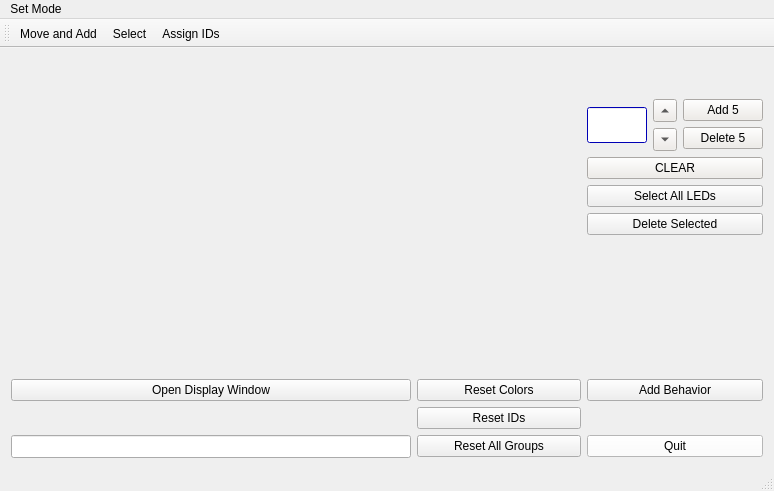
sonderswag/Modular-LED-HRI-, file GUI_Code/BlockTrial/mainwindow.ui: the form before one commit.
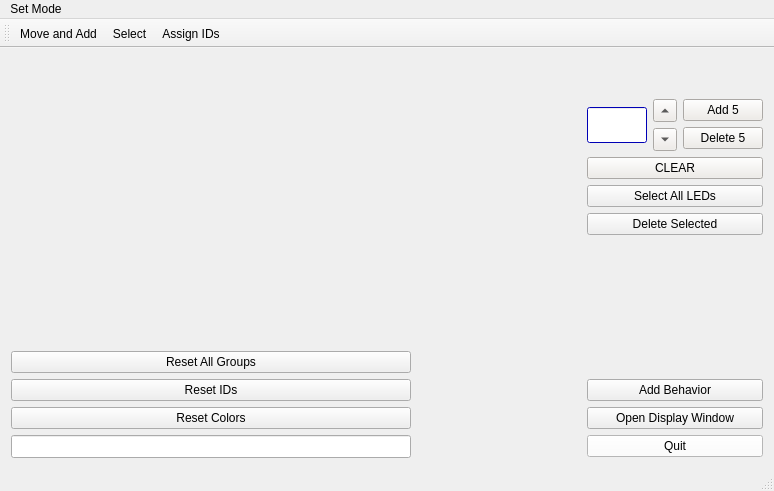
The form after the commit. Icons and pictures are not drawn.

Patch:
```diff
--- a/GUI_Code/BlockTrial/mainwindow.ui
+++ b/GUI_Code/BlockTrial/mainwindow.ui
@@ -15,10 +15,10 @@
   </property>
   <widget class="QWidget" name="centralWidget">
    <layout class="QGridLayout" name="gridLayout">
-    <item row="9" column="1">
-     <widget class="QPushButton" name="resetGroupsButton">
+    <item row="7" column="0">
+     <widget class="QPushButton" name="resetID">
       <property name="text">
-       <string>Reset All Groups</string>
+       <string>Reset IDs</string>
       </property>
      </widget>
     </item>
@@ -479,13 +479,6 @@
       </property>
      </widget>
     </item>
-    <item row="8" column="1">
-     <widget class="QPushButton" name="resetID">
-      <property name="text">
-       <string>Reset IDs</string>
-      </property>
-     </widget>
-    </item>
     <item row="3" column="2">
      <widget class="QPushButton" name="selectAllButton">
       <property name="text">
@@ -500,26 +493,6 @@
       </property>
      </widget>
     </item>
-    <item row="7" column="1">
-     <widget class="QPushButton" name="resetColor">
-      <property name="text">
-       <string>Reset Colors</string>
-      </property>
-     </widget>
-    </item>
-    <item row="7" column="0">
-     <widget class="QPushButton" name="displayWindowButton">
-      <property name="text">
-       <string>Open Display Window</string>
-      </property>
-      <property name="checkable">
-       <bool>true</bool>
-      </property>
-      <property name="checked">
-       <bool>false</bool>
-      </property>
-     </widget>
-    </item>
     <item row="0" column="2">
      <spacer name="verticalSpacer_3">
       <property name="orientation">
@@ -3173,6 +3146,33 @@
       </property>
      </spacer>
     </item>
+    <item row="6" column="0">
+     <widget class="QPushButton" name="resetGroupsButton">
+      <property name="text">
+       <string>Reset All Groups</string>
+      </property>
+     </widget>
+    </item>
+    <item row="8" column="0">
+     <widget class="QPushButton" name="resetColor">
+      <property name="text">
+       <string>Reset Colors</string>
+      </property>
+     </widget>
+    </item>
+    <item row="8" column="2">
+     <widget class="QPushButton" name="displayWindowButton">
+      <property name="text">
+       <string>Open Display Window</string>
+      </property>
+      <property name="checkable">
+       <bool>true</bool>
+      </property>
+      <property name="checked">
+       <bool>false</bool>
+      </property>
+     </widget>
+    </item>
    </layout>
   </widget>
   <widget class="QMenuBar" name="menuBar">
```
